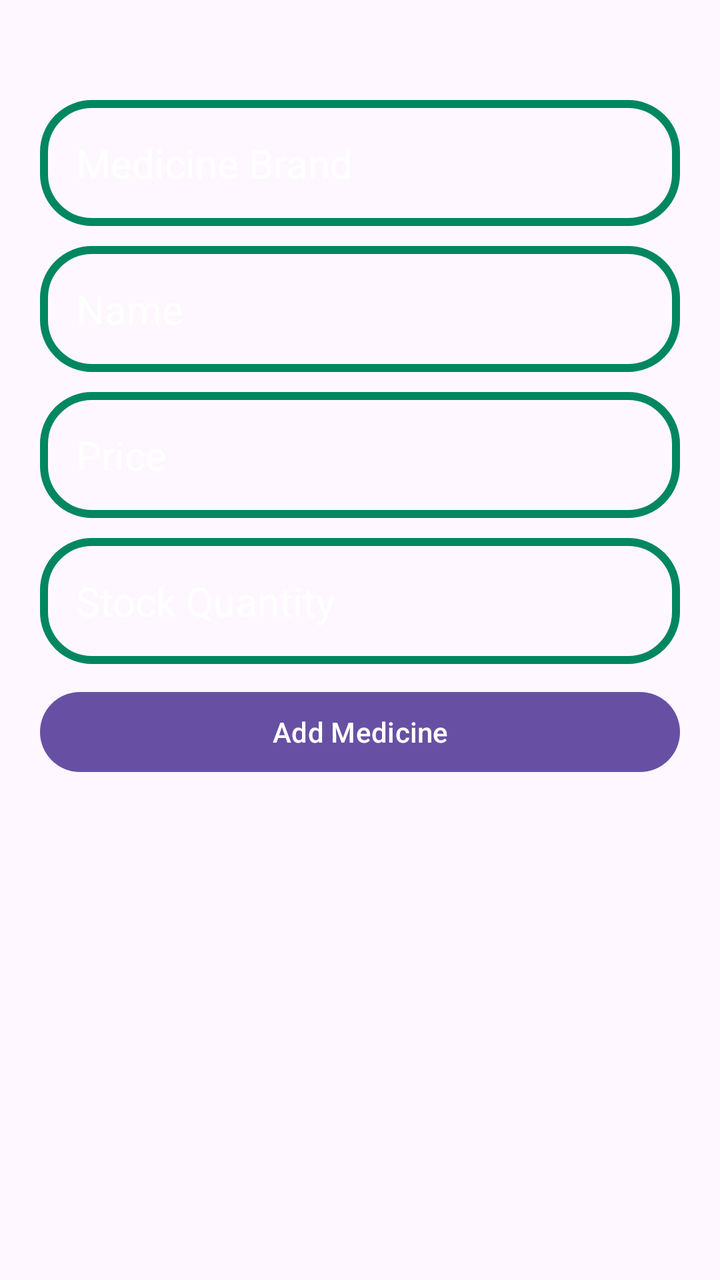
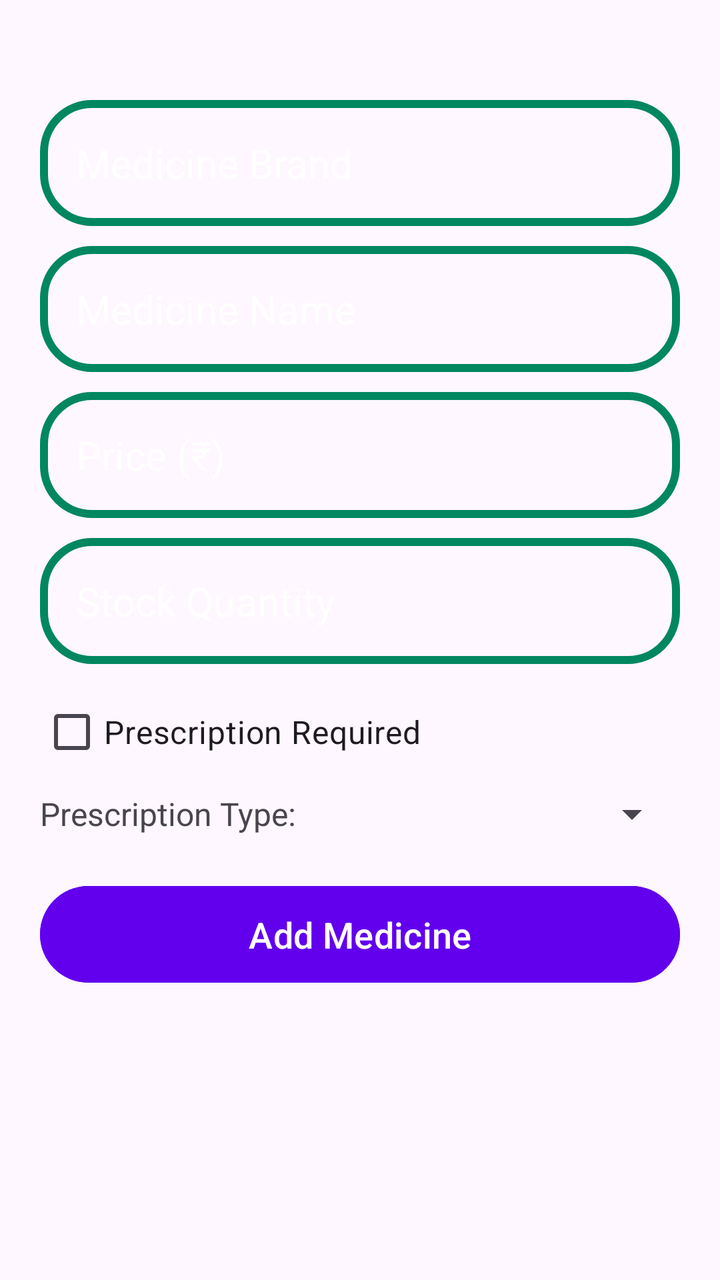

Compare the two renders of this Android layout. The source of the first and the diff that turns it into the second are given below.
<!-- AndroidManifest.xml: application theme Theme.MedFinder -->
<!-- res/layout/fragment_add.xml -->
<?xml version="1.0" encoding="utf-8"?>
<ScrollView xmlns:android="http://schemas.android.com/apk/res/android"
    xmlns:tools="http://schemas.android.com/tools"
    android:layout_width="match_parent"
    android:layout_height="match_parent"
    tools:context=".AddFragment">

    <LinearLayout
        android:orientation="vertical"
        android:padding="20dp"
        android:layout_width="match_parent"
        android:layout_height="wrap_content">

        <EditText
            android:id="@+id/brand_name"
            android:hint="Medicine Brand"
            android:layout_width="match_parent"
            android:layout_height="wrap_content"
            android:layout_marginTop="30dp"
            android:background="@drawable/rounded_corner"
            android:textColor="@color/black"
            android:textColorHint="@color/white"
            android:textSize="20dp"
            android:padding="18dp"
            android:inputType="text"/>

        <EditText
            android:id="@+id/medicine_name"
            android:hint="Name"
            android:inputType="text"
            android:layout_width="match_parent"
            android:layout_height="wrap_content"
            android:layout_marginTop="10dp"
            android:background="@drawable/rounded_corner"
            android:textColor="@color/black"
            android:textColorHint="@color/white"
            android:textSize="20dp"
            android:padding="18dp" />

        <EditText
            android:id="@+id/price"
            android:hint="Price"
            android:inputType="number"
            android:layout_width="match_parent"
            android:layout_height="wrap_content"
            android:layout_marginTop="10dp"
            android:background="@drawable/rounded_corner"
            android:textColor="@color/black"
            android:textColorHint="@color/white"
            android:textSize="20dp"
            android:padding="18dp" />

        <EditText
            android:id="@+id/stock"
            android:hint="Stock Quantity"
            android:inputType="number"
            android:layout_width="match_parent"
            android:layout_height="wrap_content"
            android:layout_marginTop="10dp"
            android:background="@drawable/rounded_corner"
            android:textColor="@color/black"
            android:textColorHint="@color/white"
            android:textSize="20dp"
            android:padding="18dp" />

        <Button
            android:id="@+id/btn_save"
            android:text="Add Medicine"
            android:layout_width="match_parent"
            android:layout_height="wrap_content"
            android:layout_marginTop="10dp" />
    </LinearLayout>
</ScrollView>
<!-- resources referenced by this layout -->
<resources>
  <color name="black">#FF000000</color>
  <color name="white">#FFFFFFFF</color>
  <!-- drawable rounded_corner (drawable) -->
  <?xml version="1.0" encoding="utf-8"?>
  <shape xmlns:android="http://schemas.android.com/apk/res/android"
      android:shape="rectangle">
      <corners android:radius="24dp"/>
      <stroke android:width="4dip" android:color="@color/teal_700"/>
  </shape>
  <style name="Theme.MedFinder" parent="Base.Theme.MedFinder" />
  <color name="teal_700">#FF01875F</color>
  <style name="Base.Theme.MedFinder" parent="Theme.Material3.DayNight.NoActionBar">
          
          
      </style>
</resources>

<!-- the commit's change to res/layout/fragment_add.xml (unified diff, before → after) -->
@@ -26,7 +26,7 @@
 
         <EditText
             android:id="@+id/medicine_name"
-            android:hint="Name"
+            android:hint="Medicine Name"
             android:inputType="text"
             android:layout_width="match_parent"
             android:layout_height="wrap_content"
@@ -39,8 +39,8 @@
 
         <EditText
             android:id="@+id/price"
-            android:hint="Price"
-            android:inputType="number"
+            android:hint="Price (₹)"
+            android:inputType="numberDecimal"
             android:layout_width="match_parent"
             android:layout_height="wrap_content"
             android:layout_marginTop="10dp"
@@ -63,11 +63,58 @@
             android:textSize="20dp"
             android:padding="18dp" />
 
+        <LinearLayout
+            android:layout_width="match_parent"
+            android:layout_height="wrap_content"
+            android:layout_marginTop="10dp"
+            android:orientation="horizontal"
+            android:gravity="center_vertical">
+
+            <CheckBox
+                android:id="@+id/prescription_required"
+                android:layout_width="wrap_content"
+                android:layout_height="wrap_content"
+                android:text="Prescription Required"
+                android:textSize="16sp" />
+
+            <TextView
+                android:layout_width="0dp"
+                android:layout_height="wrap_content"
+                android:layout_weight="1"
+                android:text=""
+                android:textSize="14sp" />
+        </LinearLayout>
+
+        <LinearLayout
+            android:layout_width="match_parent"
+            android:layout_height="wrap_content"
+            android:layout_marginTop="5dp"
+            android:orientation="horizontal"
+            android:gravity="center_vertical">
+
+            <TextView
+                android:layout_width="wrap_content"
+                android:layout_height="wrap_content"
+                android:text="Prescription Type:"
+                android:textSize="16sp"
+                android:layout_marginEnd="10dp" />
+
+            <Spinner
+                android:id="@+id/prescription_type_spinner"
+                android:layout_width="0dp"
+                android:layout_height="wrap_content"
+                android:layout_weight="1"
+                android:enabled="false" />
+        </LinearLayout>
+
         <Button
             android:id="@+id/btn_save"
             android:text="Add Medicine"
             android:layout_width="match_parent"
             android:layout_height="wrap_content"
-            android:layout_marginTop="10dp" />
+            android:layout_marginTop="20dp"
+            android:padding="12dp"
+            android:textSize="18sp"
+            android:backgroundTint="@color/purple_500" />
     </LinearLayout>
 </ScrollView>
<!-- resource entries referenced after the edit -->
@@ -1,6 +1,7 @@
 <!-- resources referenced by this layout -->
 <resources>
   <color name="black">#FF000000</color>
+  <color name="purple_500">#FF6200EE</color>
   <color name="white">#FFFFFFFF</color>
   <!-- drawable rounded_corner (drawable) -->
   <?xml version="1.0" encoding="utf-8"?>
